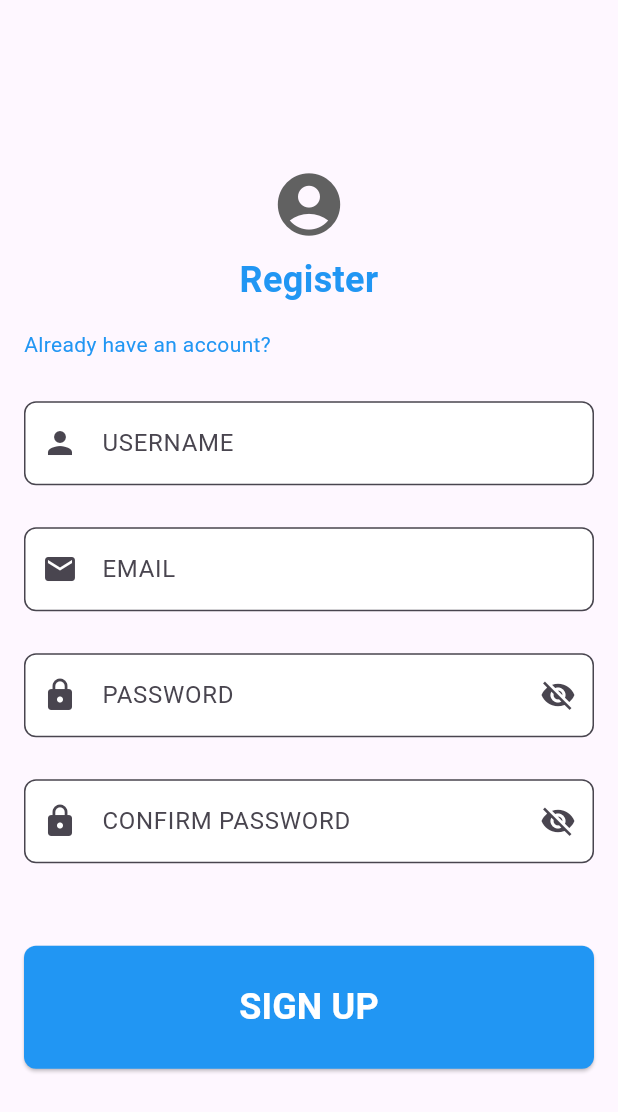
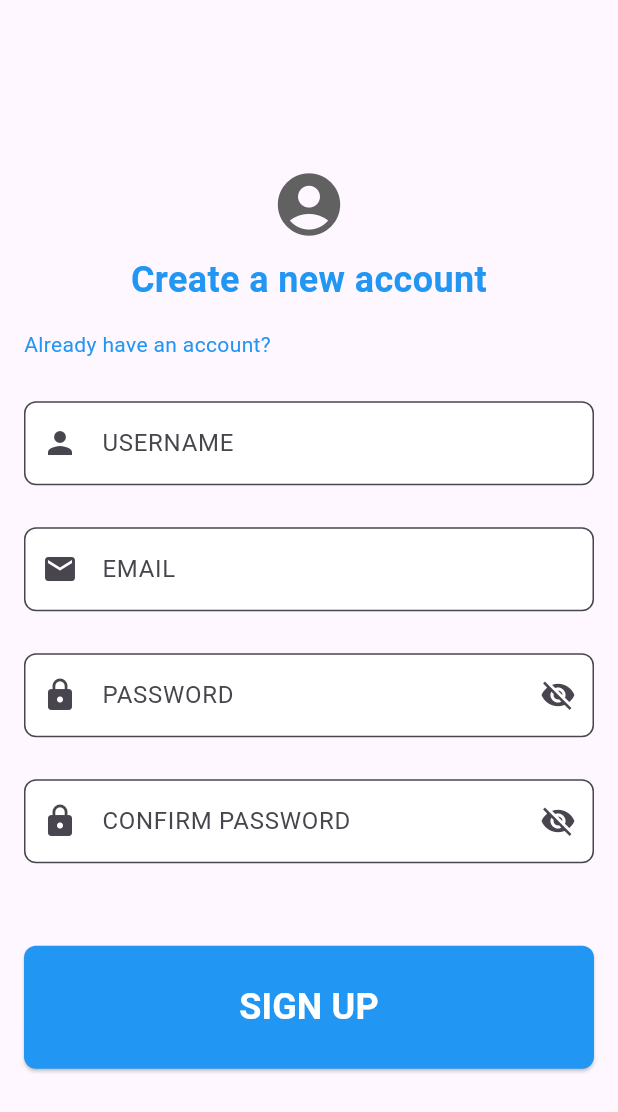
Before and after one commit to nguyenhoangviethung/Apartment-Management, a Flutter app: the Register screen opened directly, on a phone screen of 412 x 824 dp. Shown: the top 1112 px of the screen. Run offline on Flutter 3.47's test engine with Material 3 defaults, Android fonts, the phone set to English and light mode, and no system bars.

Commit message:
Update register.dart

```diff
--- a/frontend/lib/View/Authentication/register.dart
+++ b/frontend/lib/View/Authentication/register.dart
@@ -52,7 +52,7 @@ class _RegisterState extends State<Register> {
                             size: 50, color: Colors.grey[700]),
                         SizedBox(height: 8),
                         const Text(
-                          'Register',
+                          'Create a new account',
                           style: TextStyle(
                             fontSize: 24,
                             fontWeight: FontWeight.w600,
```
